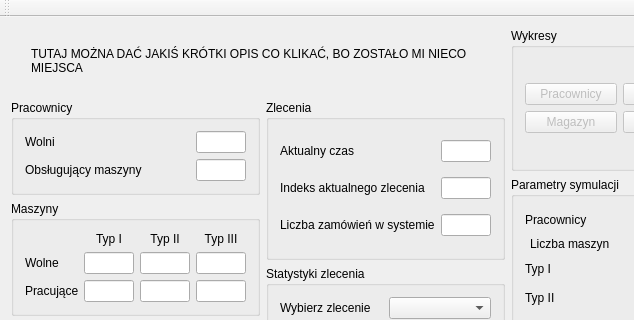
Qt form mainwindow.ui (wgml/SSPD) before a commit; both pictures show x 0 to 634 and y 0 to 320 of the 740 by 470 pixel window.
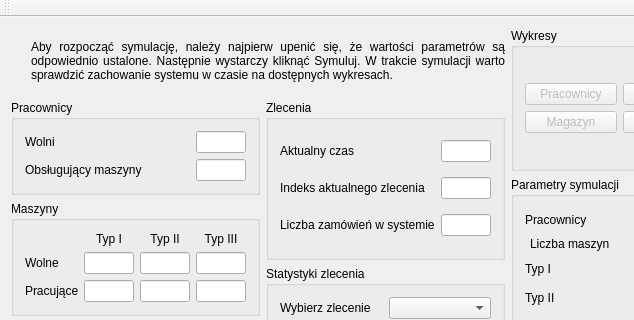
The same form after that commit.

Diff of the .ui file:
```diff
--- a/mainwindow.ui
+++ b/mainwindow.ui
@@ -53,7 +53,10 @@
         <item>
          <widget class="QLabel" name="label_29">
           <property name="text">
-           <string>TUTAJ MOŻNA DAĆ JAKIŚ KRÓTKI OPIS CO KLIKAĆ, BO ZOSTAŁO MI NIECO MIEJSCA</string>
+           <string>Aby rozpocząć symulację, należy najpierw upenić się, że wartości parametrów są odpowiednio ustalone. Następnie wystarczy kliknąć Symuluj. W trakcie symulacji warto sprawdzić zachowanie systemu w czasie na dostępnych wykresach. </string>
+          </property>
+          <property name="alignment">
+           <set>Qt::AlignJustify|Qt::AlignVCenter</set>
           </property>
           <property name="wordWrap">
            <bool>true</bool>
```
